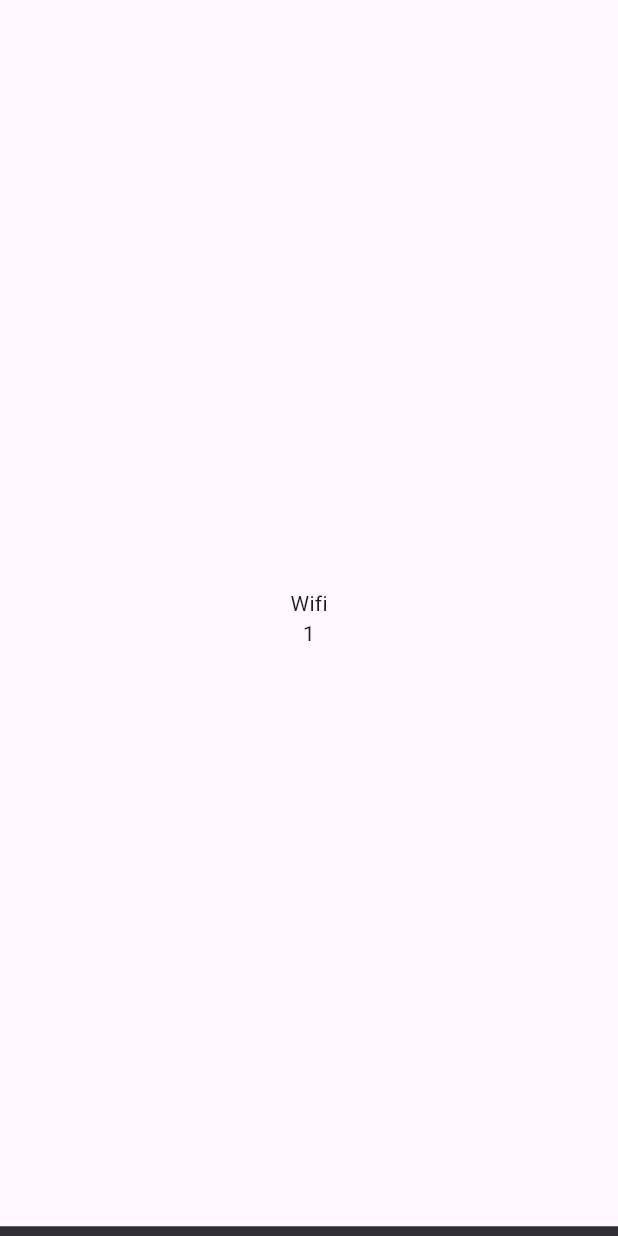
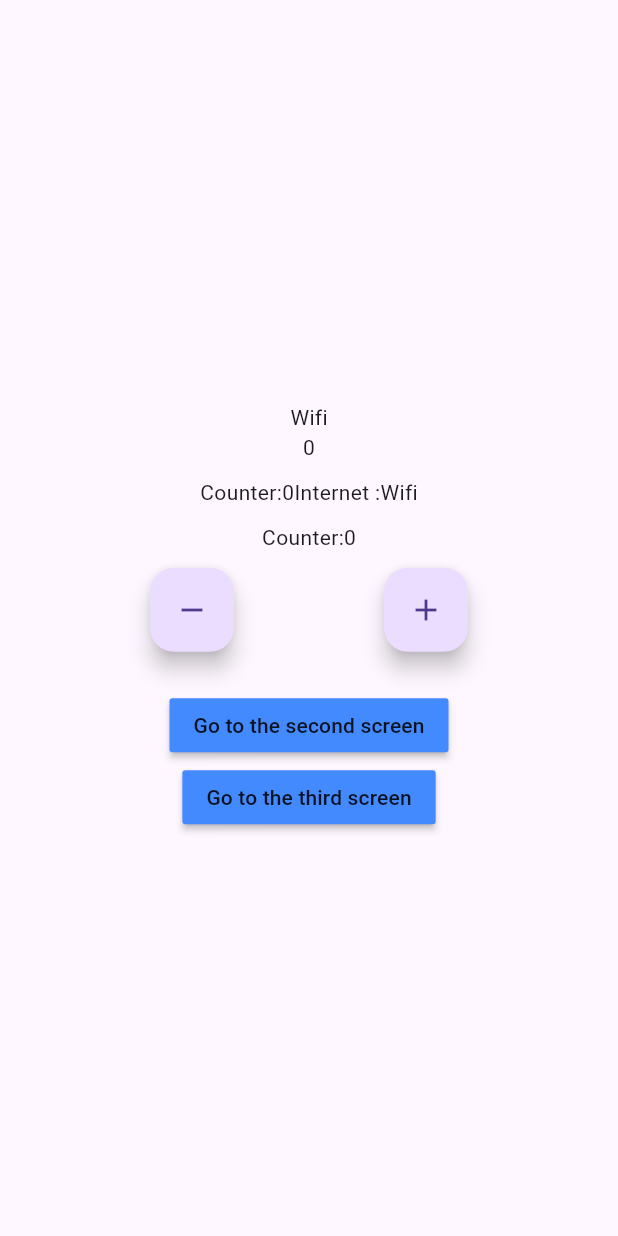
Before and after one commit to malachieborohoul/FlutterBloc, a Flutter app: the first screen one second after launch, on a phone screen of 412 x 824 dp. Run offline on Flutter 3.47's test engine with Material 3 defaults, Android fonts, the phone set to English and light mode, and no system bars; our stand-ins replace bloc, connectivity_plus, equatable, flutter_bloc.

Commit message:
Understanding BuildContext - Adding Builder - context.watch - context.read - context.select

```diff
--- a/lib/logic/cubit/counter_cubit.dart
+++ b/lib/logic/cubit/counter_cubit.dart
@@ -1,8 +1,5 @@
-import 'dart:async';
 
 import 'package:bloc/bloc.dart';
-import 'package:bloc_flutter/constants/enums.dart';
-import 'package:bloc_flutter/logic/cubit/internet_cubit.dart';
 import 'package:equatable/equatable.dart';
 
 part 'counter_state.dart';
--- a/lib/presentation/router/app_router.dart
+++ b/lib/presentation/router/app_router.dart
@@ -1,4 +1,3 @@
-import 'package:bloc_flutter/logic/cubit/counter_cubit.dart';
 import 'package:bloc_flutter/presentation/screens/home_screen.dart';
 import 'package:bloc_flutter/presentation/screens/second_screen.dart';
 import 'package:bloc_flutter/presentation/screens/third_screen.dart';
--- a/lib/presentation/screens/home_screen.dart
+++ b/lib/presentation/screens/home_screen.dart
@@ -17,18 +17,7 @@ class HomeScreen extends StatefulWidget {
 class _HomeScreenState extends State<HomeScreen> {
   @override
   Widget build(BuildContext context) {
-    return BlocListener<InternetCubit, InternetState>(
-      listener: (context, state) {
-        if (state is InternetConnected &&
-            state.connectionType == ConnectionType.Wifi) {
-          BlocProvider.of<CounterCubit>(context).increment();
-        } else if (state is InternetConnected &&
-            state.connectionType == ConnectionType.Mobile) {
-                    BlocProvider.of<CounterCubit>(context).decrement();
-
-        }
-      },
-      child: Scaffold(
+    return Scaffold(
       body: Center(
         child: Column(
           crossAxisAlignment: CrossAxisAlignment.center,
@@ -50,9 +39,8 @@ class _HomeScreenState extends State<HomeScreen> {
             BlocConsumer<CounterCubit, CounterState>(
               listener: (context, state) {
                 ScaffoldMessenger.of(context).showSnackBar(SnackBar(
-                    content: Text(state.wasIncremented == true
-                        ? "Increment"
-                        : "Decrement"),
+                  content: Text(
+                      state.wasIncremented == true ? "Increment" : "Decrement"),
                   duration: const Duration(milliseconds: 300),
                 ));
               },
@@ -60,47 +48,75 @@ class _HomeScreenState extends State<HomeScreen> {
                 return Text(state.counterValue.toString());
               },
             ),
-              // const SizedBox(
-              //   height: 10,
-              // ),
-              // Row(
-              //   mainAxisAlignment: MainAxisAlignment.spaceEvenly,
-              //   children: [
-              //     FloatingActionButton(
-              //       heroTag: Text("${widget.title}1"),
-              //       onPressed: () {
-              //         BlocProvider.of<CounterCubit>(context).decrement();
-              //       },
-              //       child: const Icon(Icons.remove),
-              //     ),
-              //     FloatingActionButton(
-              //       heroTag: Text("${widget.title}2"),
-              //       onPressed: () {
-              //         BlocProvider.of<CounterCubit>(context).increment();
-              //       },
-              //       child: const Icon(Icons.add),
-              //     ),
-              //   ],
-              // ),
-              // const SizedBox(
-              //   height: 25,
-              // ),
-              // MaterialButton(
-              //   color: widget.color,
-              //   onPressed: () {
-              //     Navigator.pushNamed(context, '/second');
-              //   },
-              //   child: const Text("Go to the second screen"),
-              // ),
-              // MaterialButton(
-              //   color: widget.color,
-              //   onPressed: () {
-              //     Navigator.pushNamed(context, '/third');
-              //   },
-              //   child: const Text("Go to the third screen"),
-              // )
+            const SizedBox(
+              height: 10,
+            ),
+            Builder(builder: (context) {
+              final counterState = context.watch<CounterCubit>().state;
+              final internetState = context.watch<InternetCubit>().state;
+
+              if (internetState is InternetConnected &&
+                  internetState.connectionType == ConnectionType.Mobile) {
+                return Text(
+                    'Counter:${counterState.counterValue}Internet :Mobile');
+              } else if (internetState is InternetConnected &&
+                  internetState.connectionType == ConnectionType.Wifi) {
+                return Text(
+                    'Counter:${counterState.counterValue}Internet :Wifi');
+              } else {
+                return Text(
+                    'Counter:${counterState.counterValue}Internet :Disconnected');
+              }
+            }),
+            const SizedBox(
+              height: 10,
+            ),
+            Builder(builder: (context) {
+              final counterValue = context
+                  .select((CounterCubit cubit) => cubit.state.counterValue);
+              return Text(
+                    'Counter:$counterValue');
+            }),
+            const SizedBox(
+              height: 10,
+            ),
+            Row(
+              mainAxisAlignment: MainAxisAlignment.spaceEvenly,
+              children: [
+                FloatingActionButton(
+                  heroTag: Text("${widget.title}1"),
+                  onPressed: () {
+                    BlocProvider.of<CounterCubit>(context).decrement();
+                  },
+                  child: const Icon(Icons.remove),
+                ),
+                FloatingActionButton(
+                  heroTag: Text("${widget.title}2"),
+                  onPressed: () {
+                    BlocProvider.of<CounterCubit>(context).increment();
+                  },
+                  child: const Icon(Icons.add),
+                ),
               ],
             ),
+            const SizedBox(
+              height: 25,
+            ),
+            MaterialButton(
+              color: widget.color,
+              onPressed: () {
+                Navigator.pushNamed(context, '/second');
+              },
+              child: const Text("Go to the second screen"),
+            ),
+            MaterialButton(
+              color: widget.color,
+              onPressed: () {
+                Navigator.pushNamed(context, '/third');
+              },
+              child: const Text("Go to the third screen"),
+            )
+          ],
         ),
       ),
     );
```
Lines whose indentation alone changed are shown as unchanged.
